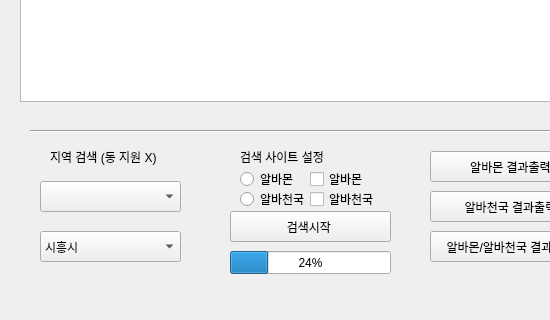
Old version of the form alba.ui in the repository mugju/Part-time-Job-Finder; both pictures show x 0 to 550 and y 399 to 719 of the 1267 by 719 pixel window.
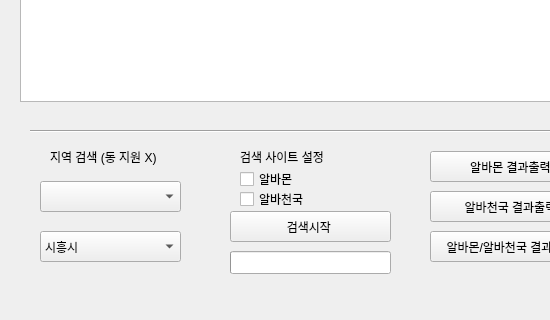
New version of the form.

Patch:
```diff
--- a/alba.ui
+++ b/alba.ui
@@ -202,32 +202,6 @@
      <string>알바천국 결과출력</string>
     </property>
    </widget>
-   <widget class="QRadioButton" name="radioMon">
-    <property name="geometry">
-     <rect>
-      <x>240</x>
-      <y>570</y>
-      <width>90</width>
-      <height>16</height>
-     </rect>
-    </property>
-    <property name="text">
-     <string>알바몬 </string>
-    </property>
-   </widget>
-   <widget class="QRadioButton" name="radioHeaven">
-    <property name="geometry">
-     <rect>
-      <x>240</x>
-      <y>590</y>
-      <width>90</width>
-      <height>16</height>
-     </rect>
-    </property>
-    <property name="text">
-     <string>알바천국 </string>
-    </property>
-   </widget>
    <widget class="QLabel" name="label_3">
     <property name="geometry">
      <rect>
@@ -250,14 +224,17 @@
       <height>23</height>
      </rect>
     </property>
+    <property name="maximum">
+     <number>100</number>
+    </property>
     <property name="value">
-     <number>24</number>
+     <number>-1</number>
     </property>
    </widget>
    <widget class="QCheckBox" name="checkBox">
     <property name="geometry">
      <rect>
-      <x>310</x>
+      <x>240</x>
       <y>570</y>
       <width>81</width>
       <height>16</height>
@@ -270,7 +247,7 @@
    <widget class="QCheckBox" name="checkBox_2">
     <property name="geometry">
      <rect>
-      <x>310</x>
+      <x>240</x>
       <y>590</y>
       <width>81</width>
       <height>16</height>
```
